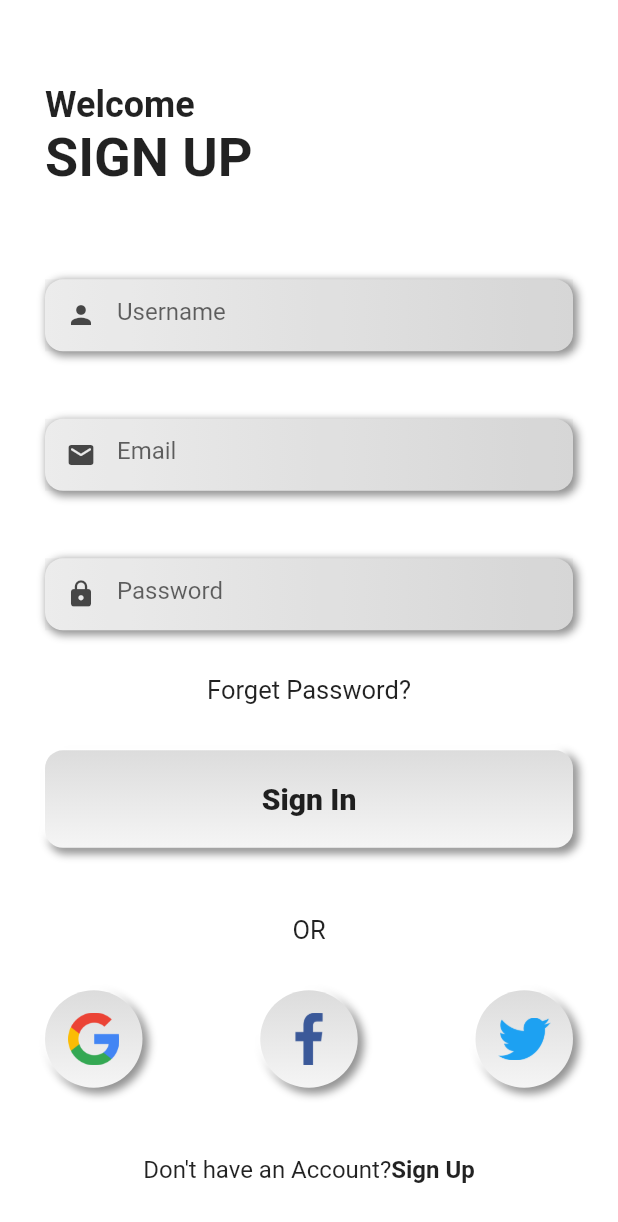
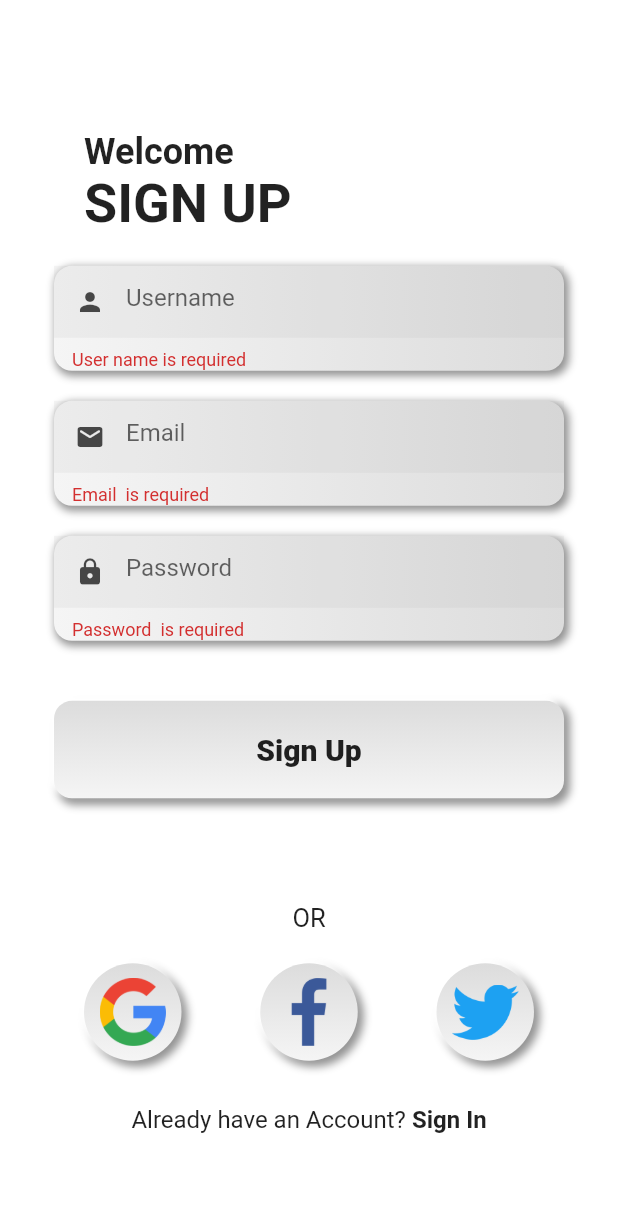
Before and after one commit to unlovedcake/Good-Chat-App, a Flutter app: the SignUpScreen screen opened directly, after a tap on "Sign Up", on a phone screen of 412 x 824 dp. Shown: the top 1222 px of the screen. Run offline on Flutter 3.47's test engine with Material 2 defaults, Android fonts, the phone set to English and light mode, and no system bars; drawn by our look-alikes of auto_animated; our stand-ins replace firebase_auth, firebase_core, fluttertoast, google_fonts, intl_phone_field; accounts and stored records are empty.

Commit message:
Login and Register Page Done Change

```diff
--- a/lib/Pages/chat.dart
+++ b/lib/Pages/chat.dart
@@ -168,6 +168,7 @@ class _ChatState extends State<Chat> {
     ),
   ];
 
+
   @override
   Widget build(BuildContext context) {
     return SafeArea(
--- a/lib/Pages/constants/constants.dart
+++ b/lib/Pages/constants/constants.dart
@@ -17,5 +17,5 @@ const Color darkShadow =Color(0xff939393);
 // const Color lightShadow =  Color(0xfffff7f4);
 // const Color darkShadow =Color(0xffc3b0a9);
 
-const double appPadding = 30;
+const double appPadding = 20;
 const Color black = Colors.black;
--- a/lib/Pages/screens/sign_in/components/credentials.dart
+++ b/lib/Pages/screens/sign_in/components/credentials.dart
@@ -1,12 +1,19 @@
+
+
 import 'package:flutter/cupertino.dart';
 import 'package:flutter/material.dart';
 
 import '../../../constants/constants.dart';
+import '../../widgets/animated-signin-textfield.dart';
 import '../../widgets/rectangular_button.dart';
 import '../../widgets/rectangular_input_field.dart';
 
 class Credentials extends StatelessWidget {
-  const Credentials({Key? key}) : super(key: key);
+  Credentials({Key? key}) : super(key: key);
+
+
+  TextEditingController emailController = TextEditingController();
+  TextEditingController passwordController = TextEditingController();
 
   @override
   Widget build(BuildContext context) {
@@ -15,32 +22,38 @@ class Credentials extends StatelessWidget {
       child: Column(
         crossAxisAlignment: CrossAxisAlignment.start,
         children: [
-          RectangularInputField(
-            hintText: 'Email',
-            icon: Icons.email_rounded,
-            obscureText: false,
-          ),
-          SizedBox(
-            height: appPadding / 2,
-          ),
-          RectangularInputField(
-            hintText: 'Password',
-            icon: Icons.lock,
-            obscureText: true,
-          ),
-          SizedBox(
-            height: appPadding / 2,
-          ),
-          Center(
-            child: Text(
-              'Forget Password?',
-              style: TextStyle(
-                fontWeight: FontWeight.w400,
-                fontSize: 17,
-              ),
-            ),
-          ),
-          RectangularButton(text: 'Sign In', press: (){})
+
+          Container (height: 760, child: const AnimateSignInFields()),
+          // RectangularInputField(
+          //   controller: emailController,
+          //   textInputType: TextInputType.emailAddress,
+          //   hintText: 'Email',
+          //   icon: Icons.email_rounded,
+          //   obscureText: false,
+          // ),
+          // SizedBox(
+          //   height: appPadding / 2,
+          // ),
+          // RectangularInputField(
+          //   controller: passwordController,
+          //   textInputType: TextInputType.text,
+          //   hintText: 'Password',
+          //   icon: Icons.lock,
+          //   obscureText: true,
+          // ),
+          // SizedBox(
+          //   height: appPadding / 2,
+          // ),
+          // Center(
+          //   child: Text(
+          //     'Forget Password?',
+          //     style: TextStyle(
+          //       fontWeight: FontWeight.w400,
+          //       fontSize: 17,
+          //     ),
+          //   ),
+          // ),
+          // RectangularButton(text: 'Sign In', press: (){})
         ],
       ),
     );
--- a/lib/Pages/screens/sign_in/components/social.dart
+++ b/lib/Pages/screens/sign_in/components/social.dart
@@ -4,6 +4,7 @@ import '../../../constants/constants.dart';
 import '../../sign_up/sigup_screen.dart';
 import '../../widgets/account_check.dart';
 import '../../widgets/rounded_button.dart';
+import '../sigin_screen.dart';
 
 class Social extends StatelessWidget {
   const Social({Key? key}) : super(key: key);
@@ -39,7 +40,7 @@ class Social extends StatelessWidget {
               context,
               MaterialPageRoute(
                 builder: (context) {
-                  return SignUpScreen();
+                  return SignInScreen();
                 },
               ),
             );
--- a/lib/Pages/screens/sign_in/sigin_screen.dart
+++ b/lib/Pages/screens/sign_in/sigin_screen.dart
@@ -16,9 +16,9 @@ class SignInScreen extends StatelessWidget {
         child: Column(
           crossAxisAlignment: CrossAxisAlignment.start,
           children: [
-            HeadText(),
+
             Credentials(),
-            Social(),
+
           ],
         ),
       ),
--- a/lib/Pages/screens/sign_up/components/credentials.dart
+++ b/lib/Pages/screens/sign_up/components/credentials.dart
@@ -2,53 +2,65 @@ import 'package:flutter/cupertino.dart';
 import 'package:flutter/material.dart';
 
 import '../../../constants/constants.dart';
+import '../../widgets/animate-signup-textfield.dart';
 import '../../widgets/rectangular_button.dart';
 import '../../widgets/rectangular_input_field.dart';
 
 class Credentials extends StatelessWidget {
-  const Credentials({Key? key}) : super(key: key);
+   Credentials({Key? key}) : super(key: key);
 
-  @override
+   TextEditingController userNameController = TextEditingController();
+   TextEditingController emailController = TextEditingController();
+   TextEditingController passwordController = TextEditingController();
+
+   @override
   Widget build(BuildContext context) {
     return Padding(
       padding:  EdgeInsets.all(appPadding),
       child: Column(
         crossAxisAlignment: CrossAxisAlignment.start,
         children: [
-          const RectangularInputField(
-            hintText: 'Username',
-            icon: Icons.person,
-            obscureText: false,
-          ),
-          SizedBox(
-            height: appPadding / 2,
-          ),
-          RectangularInputField(
-            hintText: 'Email',
-            icon: Icons.email_rounded,
-            obscureText: false,
-          ),
-          SizedBox(
-            height: appPadding / 2,
-          ),
-          RectangularInputField(
-            hintText: 'Password',
-            icon: Icons.lock,
-            obscureText: true,
-          ),
-          SizedBox(
-            height: appPadding / 2,
-          ),
-          Center(
-            child: Text(
-              'Forget Password?',
-              style: TextStyle(
-                fontWeight: FontWeight.w400,
-                fontSize: 17,
-              ),
-            ),
-          ),
-          RectangularButton(text: 'Sign In', press: (){})
+          //  RectangularInputField(
+          //   controller: userNameController,
+          //   textInputType: TextInputType.text,
+          //   hintText: 'Username',
+          //   icon: Icons.person,
+          //   obscureText: false,
+          // ),
+          // SizedBox(
+          //   height: appPadding / 2,
+          // ),
+          // RectangularInputField(
+          //   controller: emailController,
+          //   textInputType: TextInputType.emailAddress,
+          //   hintText: 'Email',
+          //   icon: Icons.email_rounded,
+          //   obscureText: false,
+          // ),
+          // SizedBox(
+          //   height: appPadding / 2,
+          // ),
+          // RectangularInputField(
+          //   controller: passwordController,
+          //   textInputType: TextInputType.text,
+          //   hintText: 'Password',
+          //   icon: Icons.lock,
+          //   obscureText: true,
+          // ),
+          Container (height: 750, child: const AnimateSignUpFields()),
+          // SizedBox(
+          //   height: appPadding / 2,
+          // ),
+          // Center(
+          //   child: Text(
+          //     'Forget Password?',
+          //     style: TextStyle(
+          //       fontWeight: FontWeight.w400,
+          //       fontSize: 17,
+          //     ),
+          //   ),
+          // ),
+          // RectangularButton(text: 'Sign In', press: (){})
         ],
       ),
     );
--- a/lib/Pages/screens/sign_up/components/social.dart
+++ b/lib/Pages/screens/sign_up/components/social.dart
@@ -1,4 +1,5 @@
 import 'package:flutter/material.dart';
+import 'package:good_chat_app/Pages/screens/sign_up/sigup_screen.dart';
 
 import '../../../constants/constants.dart';
 import '../../sign_in/sigin_screen.dart';
@@ -39,7 +40,7 @@ class Social extends StatelessWidget {
               context,
               MaterialPageRoute(
                 builder: (context) {
-                  return SignInScreen();
+                  return SignUpScreen();
                 },
               ),
             );
--- a/lib/Pages/screens/sign_up/sigup_screen.dart
+++ b/lib/Pages/screens/sign_up/sigup_screen.dart
@@ -17,9 +17,9 @@ class SignUpScreen extends StatelessWidget {
         child: Column(
           crossAxisAlignment: CrossAxisAlignment.start,
           children: [
-            HeadText(),
+
             Credentials(),
-            Social(),
+
           ],
         ),
       ),
--- a/lib/Pages/screens/widgets/account_check.dart
+++ b/lib/Pages/screens/widgets/account_check.dart
@@ -13,13 +13,13 @@ class AccountCheck extends StatelessWidget {
       mainAxisAlignment: MainAxisAlignment.center,
       children: [
         Text(
-          login ? "Don't have an Account?" : "Already have an Account?",
+          !login ? "Don't have an Account?" : "Already have an Account?",
           style: TextStyle(fontSize: 16),
         ),
         GestureDetector(
           onTap: press,
           child: Text(
-            login ? "Sign Up" : "Sign In",
+            !login ? " Sign Up" : " Sign In",
             style: TextStyle(fontSize: 16,fontWeight: FontWeight.bold),
           ),
         ),
--- /dev/null
+++ b/lib/Pages/screens/widgets/animate-signup-textfield.dart
@@ -0,0 +1,119 @@
+import 'package:auto_animated/auto_animated.dart';
+
+import 'package:flutter/material.dart';
+import 'package:good_chat_app/Pages/screens/widgets/rectangular_button.dart';
+import 'package:good_chat_app/Pages/screens/widgets/rectangular_input_field.dart';
+import 'package:good_chat_app/Pages/screens/widgets/utils.dart';
+
+import '../../constants/constants.dart';
+
+import '../sign_up/components/head_text.dart';
+import '../sign_in/components/social.dart';
+
+class AnimateSignUpFields extends StatefulWidget {
+  const AnimateSignUpFields({Key? key}) : super(key: key);
+
+  @override
+  _AnimateSignUpFieldsState createState() => _AnimateSignUpFieldsState();
+}
+
+class _AnimateSignUpFieldsState extends State<AnimateSignUpFields> {
+  int itemsCount = 0;
+  List<Widget> icon = [];
+
+  TextEditingController userNameController = TextEditingController();
+  TextEditingController emailController = TextEditingController();
+  TextEditingController passwordController = TextEditingController();
+
+  final _formKey = GlobalKey<FormState>();
+
+  @override
+  void initState() {
+    icon = [
+      HeadText(),
+      Form(
+        key: _formKey,
+        child: Column(
+          children: [
+            RectangularInputField(
+              controller: userNameController,
+              textInputType: TextInputType.text,
+              hintText: 'Username',
+              icon: Icons.person,
+              obscureText: false,
+              validator: (value) {
+                if (value!.isEmpty) {
+                  return ("User name is required");
+                }
+              },
+            ),
+            RectangularInputField(
+              controller: emailController,
+              textInputType: TextInputType.emailAddress,
+              hintText: 'Email',
+              icon: Icons.email_rounded,
+              obscureText: false,
+              validator: (value) {
+                if (value!.isEmpty) {
+                  return ("Email  is required");
+                }
+              },
+            ),
+            RectangularInputField(
+              controller: passwordController,
+              textInputType: TextInputType.text,
+              hintText: 'Password',
+              icon: Icons.lock,
+              obscureText: true,
+              validator: (value) {
+                if (value!.isEmpty) {
+                  return ("Password  is required");
+                }
+              },
+            ),
+          ],
+        ),
+      ),
+      SizedBox(
+        height: appPadding / 2,
+      ),
+      RectangularButton(
+          text: 'Sign Up',
+          press: () {
+            if (_formKey.currentState!.validate()) {}
+          }),
+      SizedBox(
+        height: 60,
+      ),
+      Social(),
+    ];
+
+    itemsCount = icon.length;
+
+    Future.delayed(Duration(milliseconds: 1000) * 5, () {
+      if (!mounted) {
+        return;
+      }
+      setState(() {
+        if (icon.length > itemsCount) {
+          itemsCount += 6;
+        }
+      });
+    });
+    super.initState();
+  }
+
+  @override
+  Widget build(BuildContext context) {
+    final size = MediaQuery.of(context).size;
+
+    return LiveList(
+        physics: NeverScrollableScrollPhysics(),
+        padding: EdgeInsets.all(16),
+        showItemInterval: Duration(milliseconds: 150),
+        showItemDuration: Duration(milliseconds: 250),
+        visibleFraction: 0.001,
+        itemCount: itemsCount,
+        itemBuilder: animationItemBuilder((index) => icon[index]));
+  }
+}
--- a/lib/Pages/screens/widgets/rectangular_input_field.dart
+++ b/lib/Pages/screens/widgets/rectangular_input_field.dart
@@ -9,13 +9,19 @@ class RectangularInputField extends StatelessWidget {
   final String hintText;
   final IconData icon;
   final bool obscureText;
+  final TextInputType textInputType;
+  final TextEditingController controller;
+  final String? Function(String?)? validator;
 
-  const RectangularInputField({Key? key, required this.hintText, required this.icon, required this.obscureText}) : super(key: key);
+  const RectangularInputField({Key? key, required this.validator, required this.controller, required this.textInputType,required this.hintText,  required this.icon, required this.obscureText}) : super(key: key);
 
   @override
   Widget build(BuildContext context) {
     return NeumorphicTextFieldContainer(
-      child: TextField(
+      child: TextFormField(
+        validator: validator,
+        controller: controller,
+        keyboardType: textInputType,
         cursorColor: black,
         obscureText: obscureText,
         decoration: InputDecoration(
--- /dev/null
+++ b/lib/Pages/screens/widgets/utils.dart
@@ -0,0 +1,107 @@
+import 'package:flutter/material.dart';
+
+class VerticalItem extends StatelessWidget {
+  const VerticalItem({
+    required this.title,
+    Key? key,
+  }) : super(key: key);
+
+  final String title;
+
+  @override
+  Widget build(BuildContext context) => Container(
+    height: 96,
+    child: Card(
+      child: Text(
+        '$title a long title',
+        style: TextStyle(color: Theme.of(context).colorScheme.onSecondary),
+      ),
+    ),
+  );
+}
+
+class HorizontalItem extends StatelessWidget {
+  const HorizontalItem({
+    required this.title,
+    Key? key,
+  }) : super(key: key);
+
+  final String title;
+
+  @override
+  Widget build(BuildContext context) => Container(
+    width: 140,
+    child: ClipRRect(
+      borderRadius: BorderRadius.circular(4),
+      child: Material(
+        color: Colors.white,
+        child: Center(
+          child: Text(
+            title,
+            style: Theme.of(context).textTheme.headline4,
+          ),
+        ),
+      ),
+    ),
+  );
+}
+
+/// Wrap Ui item with animation & padding
+Widget Function(
+    BuildContext context,
+    int index,
+    Animation<double> animation,
+    ) animationItemBuilder(
+    Widget Function(int index) child, {
+      EdgeInsets padding = EdgeInsets.zero,
+    }) =>
+        (
+        BuildContext context,
+        int index,
+        Animation<double> animation,
+        ) =>
+        FadeTransition(
+          opacity: Tween<double>(
+            begin: 0,
+            end: 1,
+          ).animate(animation),
+          child: SlideTransition(
+            position: Tween<Offset>(
+              begin: Offset(0, -0.1),
+              end: Offset.zero,
+            ).animate(animation),
+            child: Padding(
+              padding: padding,
+              child: child(index),
+            ),
+          ),
+        );
+
+Widget Function(
+    BuildContext context,
+    Animation<double> animation,
+    ) animationBuilder(
+    Widget child, {
+      double xOffset = 0,
+      EdgeInsets padding = EdgeInsets.zero,
+    }) =>
+        (
+        BuildContext context,
+        Animation<double> animation,
+        ) =>
+        FadeTransition(
+          opacity: Tween<double>(
+            begin: 0,
+            end: 1,
+          ).animate(animation),
+          child: SlideTransition(
+            position: Tween<Offset>(
+              begin: Offset(xOffset, 0.1),
+              end: Offset.zero,
+            ).animate(animation),
+            child: Padding(
+              padding: padding,
+              child: child,
+            ),
+          ),
+        );
```
Also changed, not shown: lib/Pages/LoginAndRegister/login.dart (+3 -4 lines), lib/Pages/screens/widgets/animated-signin-textfield.dart (added, +124 -0 lines), lib/Pages/screens/widgets/progress-dialog.dart (added, +43 -0 lines).
